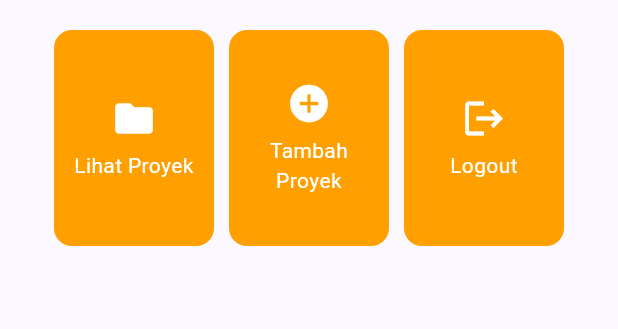
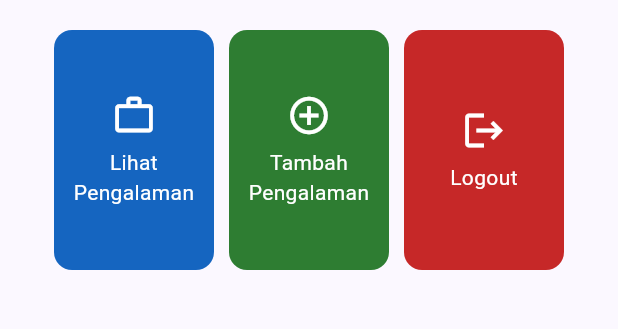
Before and after one commit to bobbybhskara/myportofolio_mobile, a Flutter app: the screen it shows after launch, on a phone screen of 412 x 824 dp, the part 375-704 px from its top. Run offline on Flutter 3.47's test engine with Material 3 defaults, Android fonts, the phone set to English and light mode, and no system bars.

Commit message:
feat: customize experience menu and action card colors

```diff
--- a/lib/menu.dart
+++ b/lib/menu.dart
@@ -7,9 +7,13 @@ class MyHomePage extends StatelessWidget {
   final String nama = 'Muhammad Eshan Bobby Bhaskara';
   final String kelas = 'PBP C';
   final List<ItemHomepage> items = const [
-    ItemHomepage('Lihat Proyek', Icons.folder),
-    ItemHomepage('Tambah Proyek', Icons.add_circle),
-    ItemHomepage('Logout', Icons.logout),
+    ItemHomepage('Lihat Pengalaman', Icons.work_outline, Color(0xFF1565C0)),
+    ItemHomepage(
+      'Tambah Pengalaman',
+      Icons.add_circle_outline,
+      Color(0xFF2E7D32),
+    ),
+    ItemHomepage('Logout', Icons.logout, Color(0xFFC62828)),
   ];
 
   @override
@@ -54,7 +58,7 @@ class MyHomePage extends StatelessWidget {
               LayoutBuilder(
                 builder: (context, constraints) {
                   final cardWidth = (constraints.maxWidth - 60) / 3;
-                  final cardHeight = cardWidth < 144 ? 144.0 : cardWidth;
+                  final cardHeight = cardWidth < 160 ? 160.0 : cardWidth;
 
                   return GridView.count(
                     shrinkWrap: true,
@@ -101,10 +105,11 @@ class InfoCard extends StatelessWidget {
 }
 
 class ItemHomepage {
-  const ItemHomepage(this.name, this.icon);
+  const ItemHomepage(this.name, this.icon, this.color);
 
   final String name;
   final IconData icon;
+  final Color color;
 }
 
 class ItemCard extends StatelessWidget {
@@ -115,7 +120,7 @@ class ItemCard extends StatelessWidget {
   @override
   Widget build(BuildContext context) {
     return Material(
-      color: Theme.of(context).colorScheme.secondary,
+      color: item.color,
       borderRadius: BorderRadius.circular(12),
       clipBehavior: Clip.antiAlias,
       child: InkWell(
```
Also changed, not shown: 1 other file.
